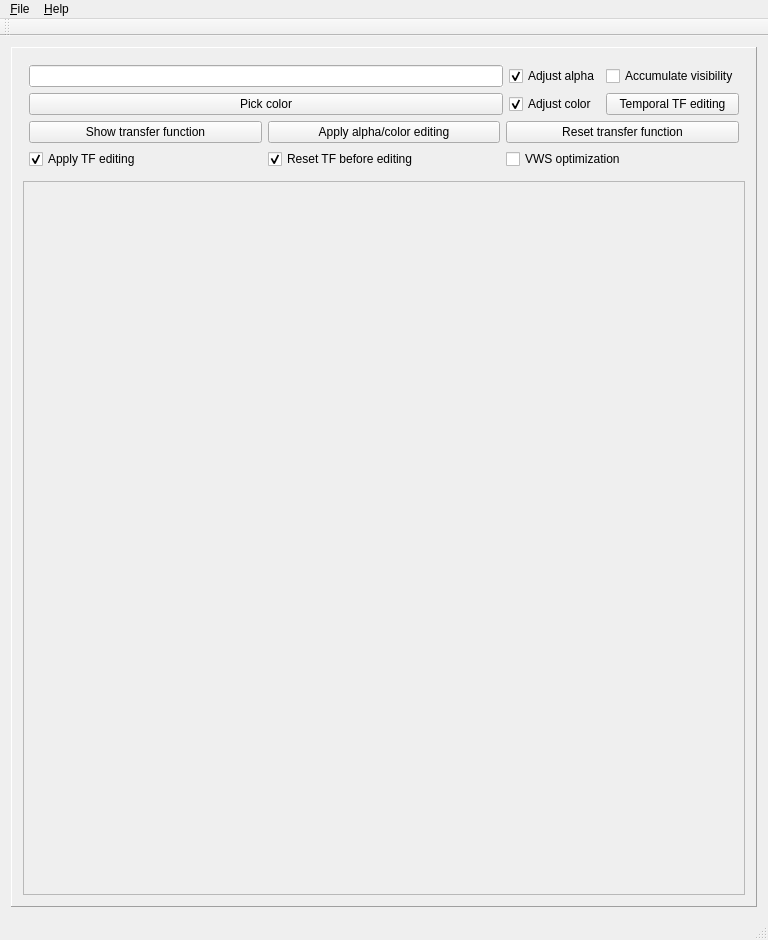
This is QtCuda/mainwindow.ui in luosz/cuda-visibility as Qt 5 draws it before an edit. The edited form follows.
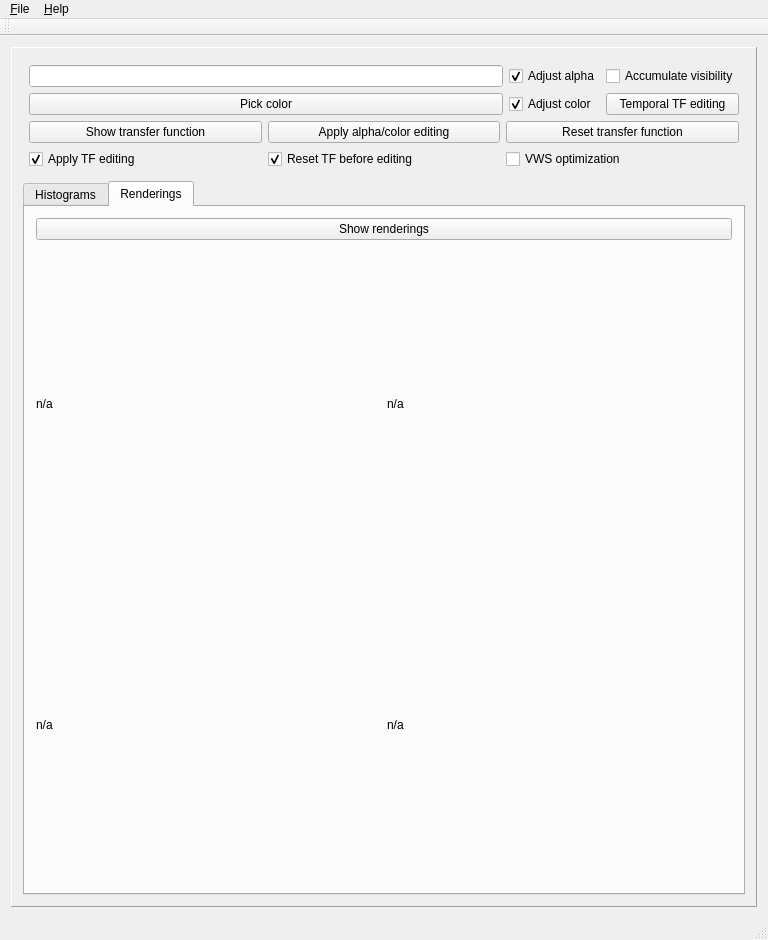
This is the edited form. The open tabs and pages were chosen to show the change.

Commit message: show 4 renderings in Qt

```diff
--- a/QtCuda/mainwindow.ui
+++ b/QtCuda/mainwindow.ui
@@ -39,23 +39,6 @@
        <number>0</number>
       </property>
       <layout class="QGridLayout" name="gridLayout">
-       <item row="1" column="0">
-        <widget class="QFrame" name="frame_2">
-         <property name="sizePolicy">
-          <sizepolicy hsizetype="Expanding" vsizetype="Expanding">
-           <horstretch>0</horstretch>
-           <verstretch>0</verstretch>
-          </sizepolicy>
-         </property>
-         <property name="frameShape">
-          <enum>QFrame::StyledPanel</enum>
-         </property>
-         <property name="frameShadow">
-          <enum>QFrame::Raised</enum>
-         </property>
-         <layout class="QVBoxLayout" name="verticalLayout"/>
-        </widget>
-       </item>
        <item row="0" column="0">
         <layout class="QGridLayout" name="gridLayout_4">
          <property name="leftMargin">
@@ -212,6 +195,83 @@
          </item>
         </layout>
        </item>
+       <item row="1" column="0">
+        <widget class="QTabWidget" name="tabWidget_2">
+         <property name="sizePolicy">
+          <sizepolicy hsizetype="Expanding" vsizetype="Expanding">
+           <horstretch>0</horstretch>
+           <verstretch>0</verstretch>
+          </sizepolicy>
+         </property>
+         <property name="currentIndex">
+          <number>0</number>
+         </property>
+         <widget class="QWidget" name="tabWidget_2Page1">
+          <attribute name="title">
+           <string>Histograms</string>
+          </attribute>
+          <layout class="QVBoxLayout" name="verticalLayout"/>
+         </widget>
+         <widget class="QWidget" name="tab">
+          <attribute name="title">
+           <string>Renderings</string>
+          </attribute>
+          <layout class="QVBoxLayout" name="verticalLayout_2">
+           <item>
+            <widget class="QPushButton" name="pushButton_6">
+             <property name="text">
+              <string>Show renderings</string>
+             </property>
+            </widget>
+           </item>
+           <item>
+            <layout class="QGridLayout" name="gridLayout_6">
+             <item row="0" column="0">
+              <widget class="QLabel" name="label">
+               <property name="text">
+                <string>n/a</string>
+               </property>
+               <property name="scaledContents">
+                <bool>true</bool>
+               </property>
+              </widget>
+             </item>
+             <item row="0" column="1">
+              <widget class="QLabel" name="label_2">
+               <property name="text">
+                <string>n/a</string>
+               </property>
+               <property name="scaledContents">
+                <bool>true</bool>
+               </property>
+              </widget>
+             </item>
+             <item row="1" column="0">
+              <widget class="QLabel" name="label_3">
+               <property name="text">
+                <string>n/a</string>
+               </property>
+               <property name="scaledContents">
+                <bool>true</bool>
+               </property>
+              </widget>
+             </item>
+             <item row="1" column="1">
+              <widget class="QLabel" name="label_4">
+               <property name="text">
+                <string>n/a</string>
+               </property>
+               <property name="scaledContents">
+                <bool>true</bool>
+               </property>
+              </widget>
+             </item>
+            </layout>
+           </item>
+          </layout>
+         </widget>
+        </widget>
+       </item>
       </layout>
      </widget>
     </item>
```
The commit also changes 5 other files.
